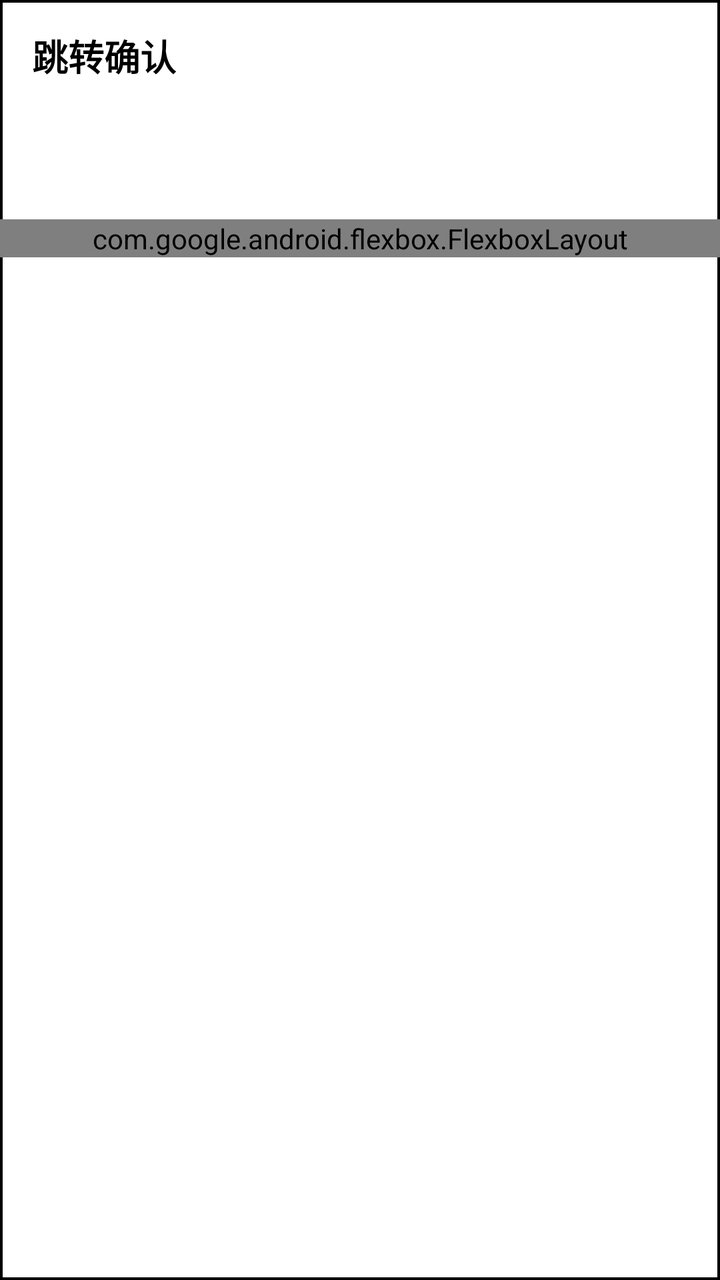
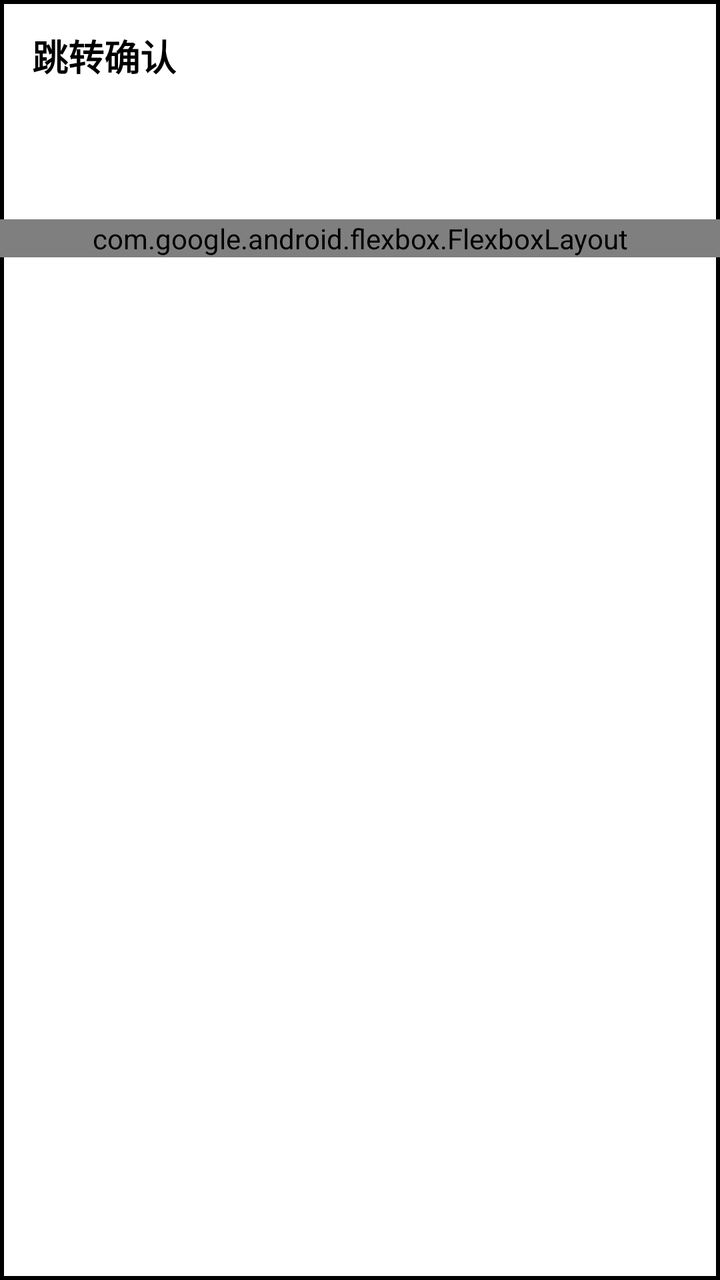

Compare the two renders of this Android layout. The source of the first and the diff that turns it into the second are given below.
<!-- AndroidManifest.xml: application theme AppTheme.Light -->
<!-- res/layout/dialog_open_url_confirm.xml -->
<?xml version="1.0" encoding="utf-8"?>
<LinearLayout xmlns:android="http://schemas.android.com/apk/res/android"
    xmlns:app="http://schemas.android.com/apk/res-auto"
    android:layout_width="match_parent"
    android:layout_height="wrap_content"
    android:background="@drawable/shape_card_view"
    android:orientation="vertical">

    <androidx.appcompat.widget.Toolbar
        android:id="@+id/tool_bar"
        android:layout_width="match_parent"
        android:layout_height="wrap_content"
        android:elevation="5dp"
        android:theme="?attr/actionBarStyle"
        app:popupTheme="@style/AppTheme.PopupOverlay"
        app:title="跳转确认"
        app:titleTextAppearance="@style/ToolbarTitle" />

    <TextView
        android:id="@+id/message"
        android:layout_width="match_parent"
        android:layout_height="wrap_content"
        android:padding="16dp"
        android:textColor="@color/primaryText"
        android:textSize="16sp" />

    <com.google.android.flexbox.FlexboxLayout
        android:layout_width="match_parent"
        android:layout_height="wrap_content"
        app:flexDirection="row"
        app:justifyContent="flex_end">

        <io.legado.app.ui.widget.text.AccentTextView
            android:id="@+id/btn_negative"
            android:layout_width="wrap_content"
            android:layout_height="wrap_content"
            android:padding="16dp"
            android:text="@string/cancel" />

        <io.legado.app.ui.widget.text.AccentTextView
            android:id="@+id/btn_positive"
            android:layout_width="wrap_content"
            android:layout_height="wrap_content"
            android:padding="16dp"
            android:text="@string/ok" />

    </com.google.android.flexbox.FlexboxLayout>
</LinearLayout>
<!-- resources referenced by this layout -->
<resources>
  <color name="primaryText">#FF000000</color>
  <!-- drawable shape_card_view (drawable) -->
  <?xml version="1.0" encoding="utf-8"?>
  <shape xmlns:android="http://schemas.android.com/apk/res/android" android:shape="rectangle">
      <solid android:color="#FFFFFFFF" />
      <stroke android:width="1.2dp" android:color="#FF000000" />
      <corners android:radius="0dp" />
  </shape>
  <string name="cancel">Cancel</string>
  <string name="ok">OK</string>
  <style name="ToolbarTitle" parent="@style/TextAppearance.Widget.AppCompat.Toolbar.Title">
          <item name="android:textSize">18sp</item>
          <item name="android:textColor">#FF000000</item>
          <item name="android:textStyle">bold</item>
      </style>
  <style name="AppTheme.Light" parent="Base.AppTheme">
          <item name="actionBarStyle">@style/AppTheme.AppBarOverlay.Light</item>
      </style>
  <color name="black">#FF000000</color>
  <!-- drawable bg_popup_menu (drawable) -->
  <?xml version="1.0" encoding="utf-8"?>
  <shape xmlns:android="http://schemas.android.com/apk/res/android" android:shape="rectangle">
      <solid android:color="#FFFFFFFF" />
      <stroke android:width="1.5dp" android:color="#FF000000" />
      <corners android:radius="0dp" />
  </shape>
  <style name="Style.DropDownListView.EInk" parent="Widget.AppCompat.ListView.DropDown">
          <item name="android:divider">@color/black</item>
          <item name="android:dividerHeight">1px</item>
          <item name="android:listSelector">@drawable/selector_eink_list_item</item>
          <item name="android:background">@color/white</item>
          <item name="android:overScrollMode">never</item>
      </style>
  <color name="white">#FFFFFFFF</color>
  <color name="primary">#FFFFFFFF</color>
  <color name="primaryDark">#FFFFFFFF</color>
  <color name="accent">#FF000000</color>
  <color name="background">#FFFFFFFF</color>
  <style name="Style.MenuItemText" parent="@android:style/TextAppearance.Widget.IconMenu.Item">
          <item name="android:textColor">@color/black</item>
          <item name="android:textSize">15sp</item>
      </style>
  <style name="Widget.EInk.CheckBox" parent="Widget.AppCompat.CompoundButton.CheckBox">
          <item name="android:button">@drawable/eink_checkbox_1bit</item>
          <item name="buttonCompat">@drawable/eink_checkbox_1bit</item>
          <item name="android:buttonTint">@null</item>
          <item name="buttonTint">@null</item>
          <item name="android:background">@null</item>
          <item name="android:textColor">@color/black</item>
      </style>
  <style name="Widget.EInk.Switch" parent="Widget.AppCompat.CompoundButton.Switch">
          <item name="track">@drawable/eink_switch_track_1bit</item>
          <item name="android:thumb">@drawable/eink_switch_thumb_1bit</item>
          <item name="trackTint">@null</item>
          <item name="thumbTint">@null</item>
          <item name="android:background">@null</item>
          <item name="android:textColor">@color/black</item>
      </style>
  <!-- drawable eink_seekbar_thumb_1bit (drawable) -->
  <?xml version="1.0" encoding="utf-8"?>
  <shape xmlns:android="http://schemas.android.com/apk/res/android" android:shape="rectangle">
      <size android:width="12dp" android:height="18dp" />
      <solid android:color="#FFFFFFFF" />
      <stroke android:width="1.8dp" android:color="#FF000000" />
      <corners android:radius="0dp" />
  </shape>
  <!-- drawable bg_eink_border_dialog (drawable) -->
  <?xml version="1.0" encoding="utf-8"?>
  <shape xmlns:android="http://schemas.android.com/apk/res/android" android:shape="rectangle">
      <solid android:color="#FFFFFFFF" />
      <stroke android:width="2dp" android:color="#FF000000" />
      <corners android:radius="0dp" />
  </shape>
  <!-- unchanged entries left out for length: 15 -->
</resources>

<!-- the commit's change to res/layout/dialog_open_url_confirm.xml (unified diff, before → after) -->
@@ -3,14 +3,14 @@
     xmlns:app="http://schemas.android.com/apk/res-auto"
     android:layout_width="match_parent"
     android:layout_height="wrap_content"
-    android:background="@drawable/shape_card_view"
+    android:background="@drawable/bg_eink_border_dialog"
     android:orientation="vertical">
 
     <androidx.appcompat.widget.Toolbar
         android:id="@+id/tool_bar"
         android:layout_width="match_parent"
         android:layout_height="wrap_content"
-        android:elevation="5dp"
+        android:elevation="0dp"
         android:theme="?attr/actionBarStyle"
         app:popupTheme="@style/AppTheme.PopupOverlay"
         app:title="跳转确认"
<!-- resource entries referenced after the edit -->
@@ -1,13 +1,6 @@
 <!-- resources referenced by this layout -->
 <resources>
   <color name="primaryText">#FF000000</color>
-  <!-- drawable shape_card_view (drawable) -->
-  <?xml version="1.0" encoding="utf-8"?>
-  <shape xmlns:android="http://schemas.android.com/apk/res/android" android:shape="rectangle">
-      <solid android:color="#FFFFFFFF" />
-      <stroke android:width="1.2dp" android:color="#FF000000" />
-      <corners android:radius="0dp" />
-  </shape>
   <string name="cancel">Cancel</string>
   <string name="ok">OK</string>
   <style name="ToolbarTitle" parent="@style/TextAppearance.Widget.AppCompat.Toolbar.Title">
